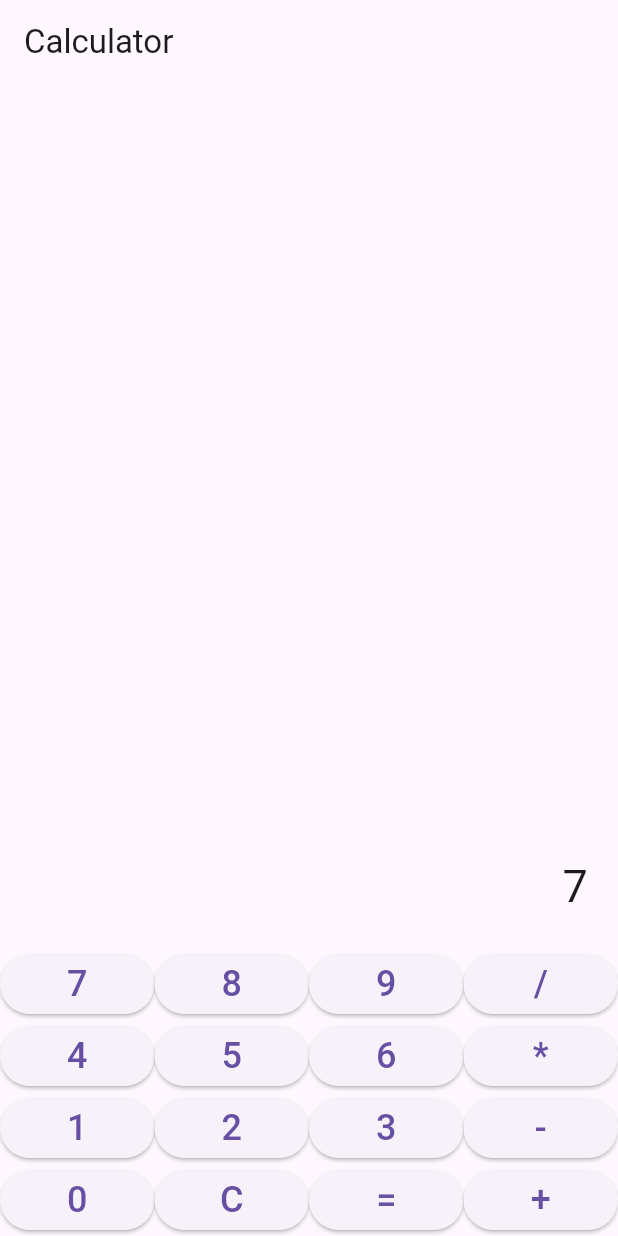
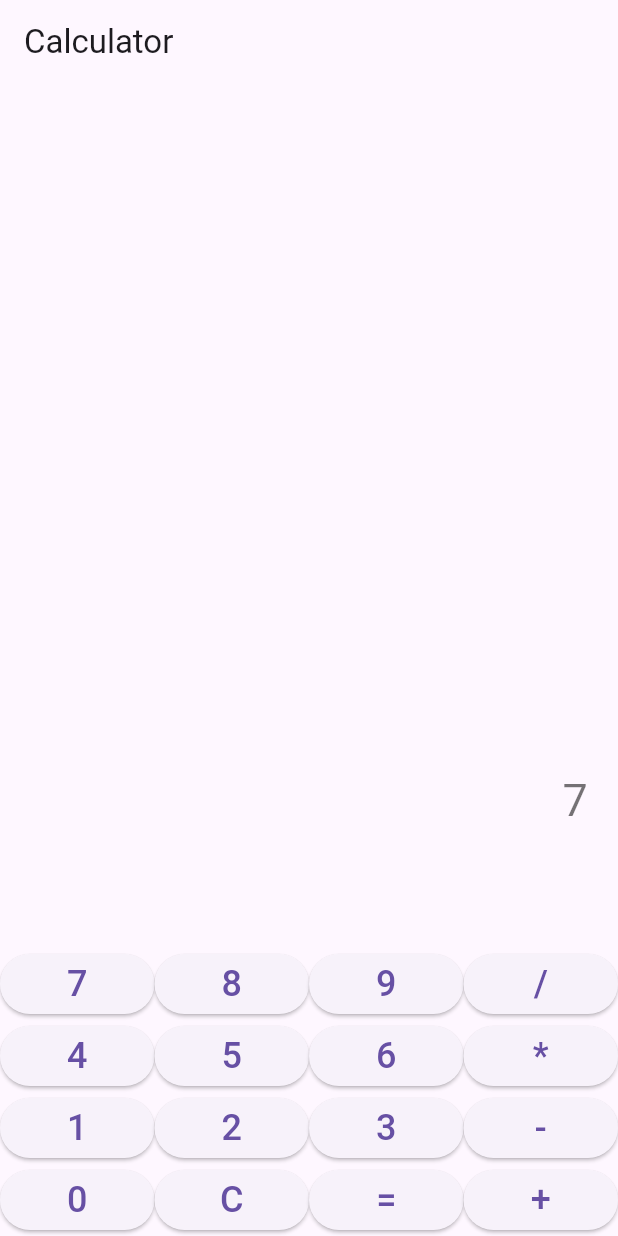
Before and after one commit to Shawnm-cyber/simplecalc_app, a Flutter app: the screen it shows after launch, after a tap on an icon or button, on a phone screen of 412 x 824 dp. Run offline on Flutter 3.47's test engine with Material 3 defaults, Android fonts, the phone set to English and light mode, and no system bars; our stand-ins replace math_expressions.

Commit message:
Display final calculated result in UI

```diff
--- a/lib/main.dart
+++ b/lib/main.dart
@@ -82,12 +82,20 @@
       mainAxisAlignment: MainAxisAlignment.end,
       children: [
         Expanded(
-          child: Container(
-            alignment: Alignment.bottomRight,
-            padding: EdgeInsets.all(20),
-            child: Text(input, style: TextStyle(fontSize: 30)),
-          ),
-        ),
+  child: Container(
+    alignment: Alignment.bottomRight,
+    padding: EdgeInsets.all(20),
+    child: Column(
+      crossAxisAlignment: CrossAxisAlignment.end,
+      mainAxisAlignment: MainAxisAlignment.end,
+      children: [
+        Text(input, style: TextStyle(fontSize: 30, color: Colors.black54)),
+        Text(output, style: TextStyle(fontSize: 40, fontWeight: FontWeight.bold)),
+      ],
+    ),
+  ),
+),
+
         Column(
           children: [
             Row(children: [buildButton("7"), buildButton("8"), buildButton("9"), buildButton("/")]),
```
